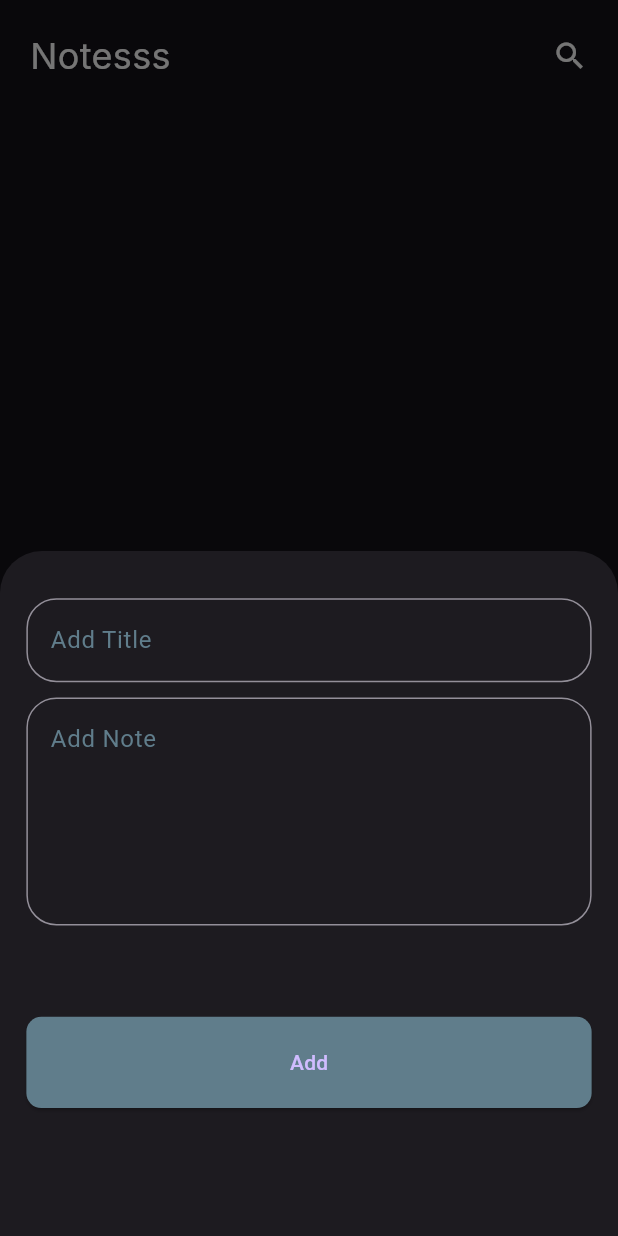
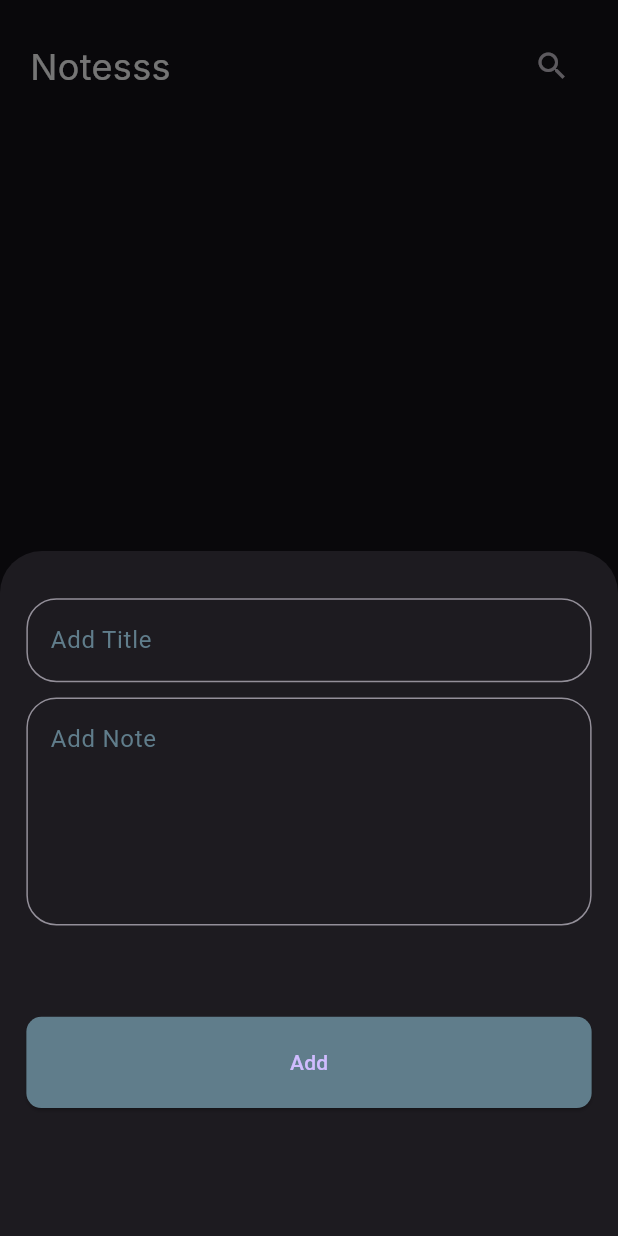
Before and after one commit to yousefali55/NotesApp, a Flutter app: the screen it shows after launch, after a tap on the "add" icon, on a phone screen of 412 x 824 dp. Run offline on Flutter 3.47's test engine with Material 3 defaults, Android fonts, the phone set to English and light mode, and no system bars; our stand-ins replace flutter_bloc, flutter_screenutil, google_fonts, hive, hive_flutter; accounts and stored records are empty.

Commit message:
add edit note screen and modify in custom app bar

```diff
--- a/lib/cubits/add_note/add_note_cubit.dart
+++ b/lib/cubits/add_note/add_note_cubit.dart
@@ -1,6 +1,5 @@
-import 'package:bloc/bloc.dart';
+import 'package:flutter_bloc/flutter_bloc.dart';
 import 'package:hive_flutter/hive_flutter.dart';
-import 'package:meta/meta.dart';
 import 'package:notes/Models/note_model.dart';
 import 'package:notes/constants/strings.dart';
 
--- a/lib/cubits/add_note/add_note_state.dart
+++ b/lib/cubits/add_note/add_note_state.dart
@@ -1,6 +1,5 @@
 part of 'add_note_cubit.dart';
 
-@immutable
 sealed class AddNoteState {}
 
 final class AddNoteInitial extends AddNoteState {}
--- a/lib/cubits/note/notes_cubit.dart
+++ b/lib/cubits/note/notes_cubit.dart
@@ -1,6 +1,5 @@
-import 'package:bloc/bloc.dart';
+import 'package:flutter_bloc/flutter_bloc.dart';
 import 'package:hive_flutter/hive_flutter.dart';
-import 'package:meta/meta.dart';
 import 'package:notes/Models/note_model.dart';
 import 'package:notes/constants/strings.dart';
 
--- a/lib/cubits/note/notes_state.dart
+++ b/lib/cubits/note/notes_state.dart
@@ -1,6 +1,5 @@
 part of 'notes_cubit.dart';
 
-@immutable
 sealed class NotesState {}
 
 final class NotesInitial extends NotesState {}
--- a/lib/notes_app.dart
+++ b/lib/notes_app.dart
@@ -10,17 +10,13 @@ class NotesApp extends StatelessWidget {
   @override
   Widget build(BuildContext context) {
     return ScreenUtilInit(
-      designSize: Size(375, 812),
-      child: MaterialApp(
-        debugShowCheckedModeBanner: false,
-        theme: ThemeData.dark(),
-        home: MultiBlocProvider(
-          providers: [
-            BlocProvider(
-              create: (context) => NotesCubit(),
-            ),
-          ],
-          child: const NotesScreen(),
+      designSize: const Size(375, 812),
+      child: BlocProvider(
+        create: (context) => NotesCubit(),
+        child: MaterialApp(
+          debugShowCheckedModeBanner: false,
+          theme: ThemeData.dark(),
+          home: const NotesScreen(),
         ),
       ),
     );
--- a/lib/views/notes.dart
+++ b/lib/views/notes.dart
@@ -28,15 +28,17 @@ class _NotesScreenState extends State<NotesScreen> {
           padding: const EdgeInsets.all(20),
           child: Column(
             children: [
-              CustomAppBar(
+              const CustomAppBar(
                 title: 'Notesss',
-                icon: Icons.search,
+                icon: Icon(
+                  Icons.search,
+                ),
               ),
               SizedBox(
                 height: 20.h,
               ),
-              ListViewNoteCards(),
-              AddNoteFloatingButton(),
+              const ListViewNoteCards(),
+              const AddNoteFloatingButton(),
             ],
           ),
         ),
--- a/lib/widgets/appbar.dart
+++ b/lib/widgets/appbar.dart
@@ -4,7 +4,7 @@ import 'package:google_fonts/google_fonts.dart';
 class CustomAppBar extends StatelessWidget {
   const CustomAppBar({super.key, required this.title, required this.icon});
   final String title;
-  final IconData icon;
+  final Widget icon;
 
   @override
   Widget build(BuildContext context) {
@@ -19,9 +19,12 @@ class CustomAppBar extends StatelessWidget {
             color: Colors.white,
           ),
         ),
-        Icon(
-          icon,
-          size: 24,
+        IconButton(
+          onPressed: () {
+
+          },
+          icon:icon,
+          iconSize: 24,
         )
       ],
     );
--- a/lib/widgets/moda_bottom_sheet.dart
+++ b/lib/widgets/moda_bottom_sheet.dart
@@ -25,7 +25,7 @@ class _ModalBottomSheetState extends State<ModalBottomSheet> {
       child: BlocConsumer<AddNoteCubit, AddNoteState>(
         listener: (context, state) {
           if (state is AddNoteFailure) {
-            print('state is ${state.erorrMessage}');
+            // print('state is ${state.erorrMessage}');
           }
           if (state is AddNoteSuccess) {
             BlocProvider.of<NotesCubit>(context).fetchAllNotes();
@@ -82,6 +82,7 @@ class _ModalBottomSheetState extends State<ModalBottomSheet> {
                         BlocProvider.of<AddNoteCubit>(context).addNote(noteModel);
                       } else {
                         autovalidateMode = AutovalidateMode.always;
+                        BlocProvider.of<NotesCubit>(context).fetchAllNotes();
                         setState(() {});
                       }
                     },
```
Also changed, not shown: lib/views/edit_note.dart (added, +23 -0 lines), lib/widgets/notecard.dart (+16 -5 lines).
